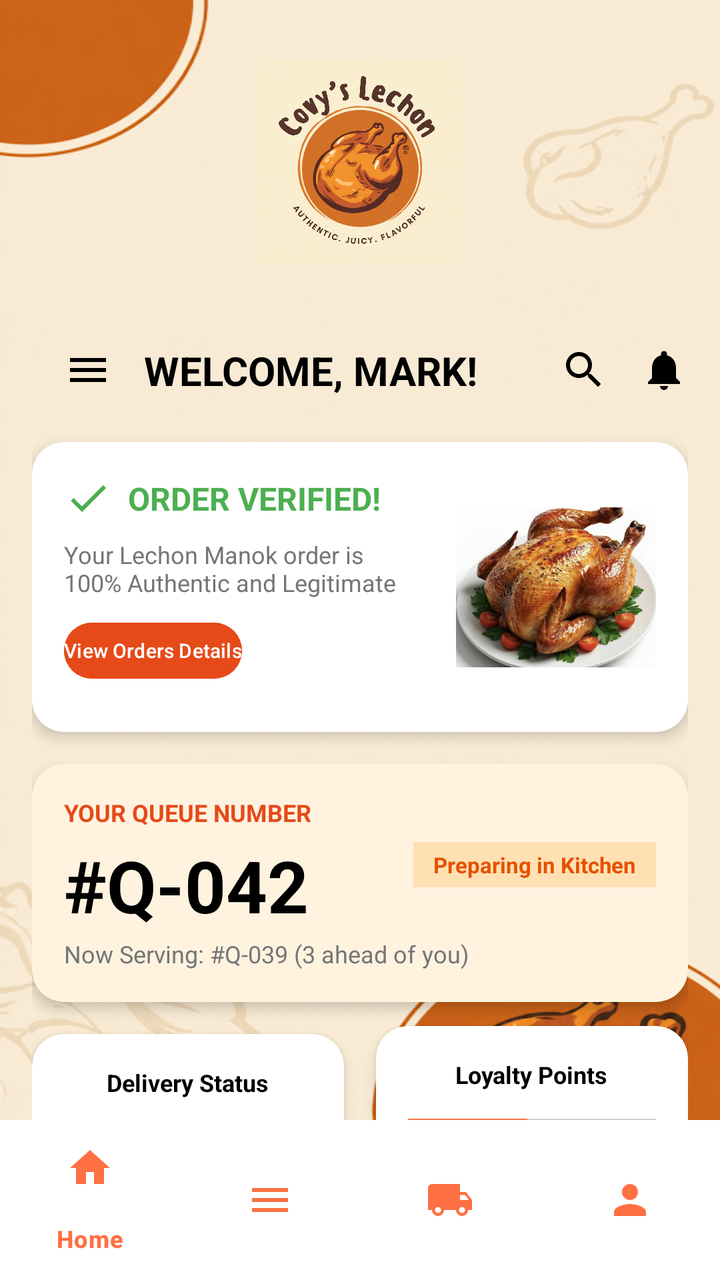
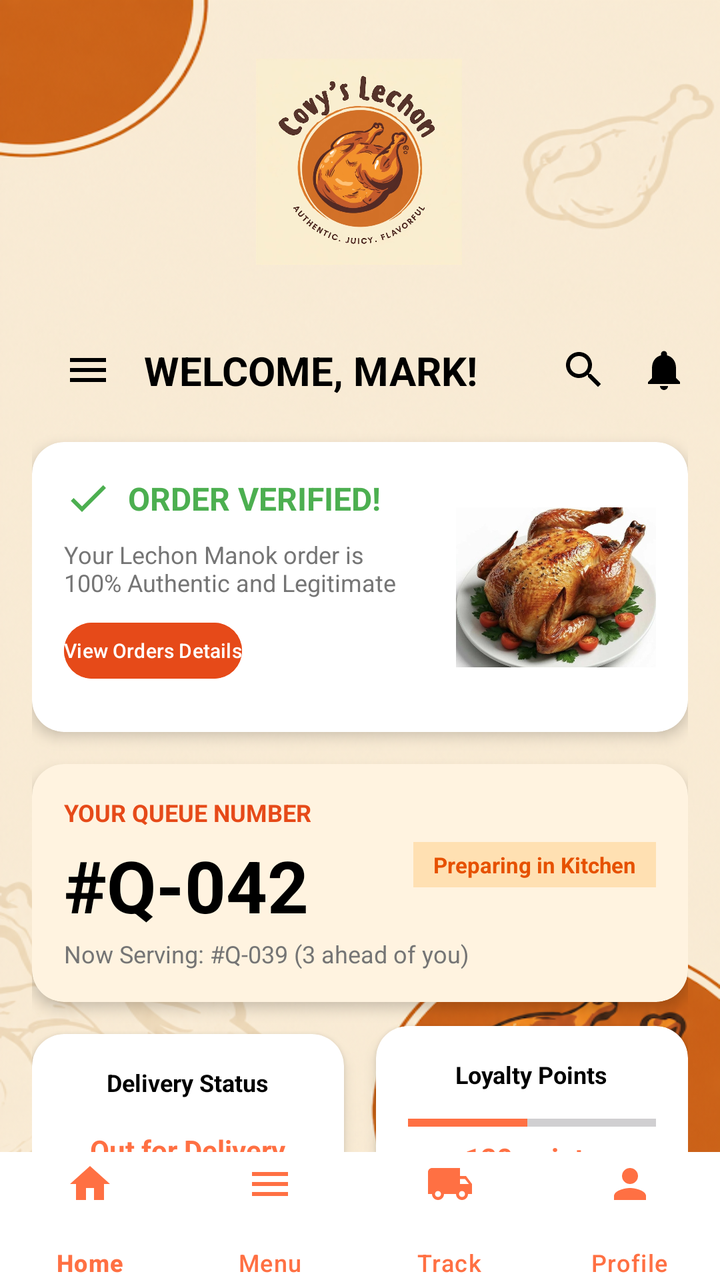

Two renders of the same Android screen: before a commit and after it. Below are the layout's source before the change and the commit's diff.
<!-- AndroidManifest.xml: application theme Theme.CoyvSplashScreen -->
<!-- res/layout/activity_dashboard.xml -->
<?xml version="1.0" encoding="utf-8"?>
<androidx.constraintlayout.widget.ConstraintLayout xmlns:android="http://schemas.android.com/apk/res/android"
    xmlns:app="http://schemas.android.com/apk/res-auto"
    xmlns:tools="http://schemas.android.com/tools"
    android:id="@+id/main"
    android:layout_width="match_parent"
    android:layout_height="match_parent"
    android:background="@drawable/signinbackgoundimage"
    tools:context=".DashBoardActivity">

    
    <View
        android:id="@+id/view_decoration"
        android:layout_width="200dp"
        android:layout_height="200dp"
        android:layout_marginStart="-80dp"
        android:layout_marginTop="-80dp"
        android:alpha="0.3"
        app:layout_constraintStart_toStartOf="parent"
        app:layout_constraintTop_toTopOf="parent" />

    <androidx.core.widget.NestedScrollView
        android:layout_width="match_parent"
        android:layout_height="0dp"
        app:layout_constraintBottom_toTopOf="@+id/bottom_navigation"
        app:layout_constraintTop_toTopOf="parent">

        <androidx.constraintlayout.widget.ConstraintLayout
            android:layout_width="match_parent"
            android:layout_height="wrap_content"
            android:padding="@dimen/padding_medium">

            

            <ImageView
                android:id="@+id/covylogo"
                android:layout_width="153dp"
                android:layout_height="103dp"
                android:layout_marginTop="10dp"
                android:layout_marginBottom="36dp"
                android:contentDescription="Covy Lechon Logo"
                android:src="@drawable/logo"
                app:layout_constraintBottom_toTopOf="@+id/tv_welcome"
                app:layout_constraintEnd_toEndOf="parent"
                app:layout_constraintHorizontal_bias="0.498"
                app:layout_constraintStart_toStartOf="parent"
                app:layout_constraintTop_toTopOf="parent" />

            
            <ImageButton
                android:id="@+id/btn_menu_top"
                android:layout_width="@dimen/icon_size"
                android:layout_height="@dimen/icon_size"
                android:layout_marginStart="16dp"
                android:layout_marginTop="157dp"
                android:layout_marginEnd="16dp"
                android:layout_marginBottom="24dp"
                android:background="?attr/selectableItemBackgroundBorderless"
                android:src="@drawable/ic_menu"
                app:layout_constraintBottom_toTopOf="@+id/cv_verified"
                app:layout_constraintEnd_toStartOf="@+id/tv_welcome"
                app:layout_constraintStart_toStartOf="parent"
                app:layout_constraintTop_toTopOf="parent" />

            <TextView
                android:id="@+id/tv_welcome"
                android:layout_width="wrap_content"
                android:layout_height="wrap_content"
                android:layout_marginStart="@dimen/padding_medium"
                android:text="WELCOME, MARK!"
                android:textColor="@color/black"
                android:textSize="20sp"
                android:textStyle="bold"
                app:layout_constraintBottom_toBottomOf="@+id/btn_menu_top"
                app:layout_constraintStart_toEndOf="@+id/btn_menu_top"
                app:layout_constraintTop_toTopOf="@+id/btn_menu_top" />

            <ImageButton
                android:id="@+id/btn_notification"
                android:layout_width="@dimen/icon_size"
                android:layout_height="@dimen/icon_size"
                android:background="?attr/selectableItemBackgroundBorderless"
                android:src="@drawable/ic_notifications"
                app:layout_constraintBottom_toBottomOf="@+id/btn_menu_top"
                app:layout_constraintEnd_toEndOf="parent"
                app:layout_constraintTop_toTopOf="@+id/btn_menu_top" />

            <ImageButton
                android:id="@+id/btn_search"
                android:layout_width="@dimen/icon_size"
                android:layout_height="@dimen/icon_size"
                android:layout_marginEnd="@dimen/padding_medium"
                android:background="?attr/selectableItemBackgroundBorderless"
                android:src="@drawable/ic_search"
                app:layout_constraintBottom_toBottomOf="@+id/btn_menu_top"
                app:layout_constraintEnd_toStartOf="@+id/btn_notification"
                app:layout_constraintTop_toTopOf="@+id/btn_menu_top" />

            
            <androidx.cardview.widget.CardView
                android:id="@+id/cv_verified"
                android:layout_width="match_parent"
                android:layout_height="wrap_content"
                android:layout_marginTop="@dimen/padding_large"
                app:cardCornerRadius="@dimen/corner_radius"
                app:cardElevation="@dimen/card_elevation"
                app:layout_constraintTop_toBottomOf="@+id/btn_menu_top">

                <androidx.constraintlayout.widget.ConstraintLayout
                    android:layout_width="match_parent"
                    android:layout_height="145dp"
                    android:padding="@dimen/padding_medium">

                    <ImageView
                        android:id="@+id/iv_check"
                        android:layout_width="24dp"
                        android:layout_height="24dp"
                        android:contentDescription="Verified"
                        android:src="@drawable/ic_check"
                        app:layout_constraintStart_toStartOf="parent"
                        app:layout_constraintTop_toTopOf="parent" />

                    <TextView
                        android:id="@+id/tv_verified_status"
                        android:layout_width="wrap_content"
                        android:layout_height="wrap_content"
                        android:layout_marginStart="@dimen/padding_small"
                        android:text="ORDER VERIFIED!"
                        android:textColor="@color/green_verified"
                        android:textSize="16sp"
                        android:textStyle="bold"
                        app:layout_constraintBottom_toBottomOf="@+id/iv_check"
                        app:layout_constraintStart_toEndOf="@+id/iv_check"
                        app:layout_constraintTop_toTopOf="@+id/iv_check" />

                    <TextView
                        android:id="@+id/tv_verified_desc"
                        android:layout_width="0dp"
                        android:layout_height="wrap_content"
                        android:layout_marginTop="@dimen/padding_small"
                        android:text="Your Lechon Manok order is\n100% Authentic and Legitimate"
                        android:textColor="@color/text_grey"
                        android:textSize="12sp"
                        app:layout_constraintEnd_toStartOf="@+id/iv_verified_chicken"
                        app:layout_constraintStart_toStartOf="parent"
                        app:layout_constraintTop_toBottomOf="@+id/iv_check" />

                    <Button
                        android:id="@+id/btn_view_details"
                        android:layout_width="wrap_content"
                        android:layout_height="36dp"
                        android:layout_marginTop="@dimen/padding_small"
                        android:backgroundTint="@color/orange_dark"
                        android:padding="0dp"
                        android:text="View Orders Details"
                        android:textAllCaps="false"
                        android:textSize="10sp"
                        app:layout_constraintStart_toStartOf="parent"
                        app:layout_constraintTop_toBottomOf="@+id/tv_verified_desc" />

                    <ImageView
                        android:id="@+id/iv_verified_chicken"
                        android:layout_width="100dp"
                        android:layout_height="80dp"
                        android:scaleType="centerCrop"
                        android:src="@drawable/f423b4974f4dd7924f11f1bad41bf1b4"
                        app:layout_constraintBottom_toBottomOf="parent"
                        app:layout_constraintEnd_toEndOf="parent"
                        app:layout_constraintTop_toTopOf="parent" />
                </androidx.constraintlayout.widget.ConstraintLayout>
            </androidx.cardview.widget.CardView>

            
            <androidx.cardview.widget.CardView
                android:id="@+id/cv_queue"
                android:layout_width="match_parent"
                android:layout_height="wrap_content"
                android:layout_marginTop="@dimen/padding_medium"
                app:cardBackgroundColor="#FFF3E0"
                app:cardCornerRadius="@dimen/corner_radius"
                app:cardElevation="@dimen/card_elevation"
                app:layout_constraintTop_toBottomOf="@+id/cv_verified">

                <androidx.constraintlayout.widget.ConstraintLayout
                    android:layout_width="match_parent"
                    android:layout_height="wrap_content"
                    android:padding="@dimen/padding_medium">

                    <TextView
                        android:id="@+id/tv_queue_title"
                        android:layout_width="wrap_content"
                        android:layout_height="wrap_content"
                        android:text="YOUR QUEUE NUMBER"
                        android:textColor="@color/orange_dark"
                        android:textSize="12sp"
                        android:textStyle="bold"
                        app:layout_constraintStart_toStartOf="parent"
                        app:layout_constraintTop_toTopOf="parent" />

                    <TextView
                        android:id="@+id/tv_queue_number"
                        android:layout_width="wrap_content"
                        android:layout_height="wrap_content"
                        android:layout_marginTop="4dp"
                        android:text="#Q-042"
                        android:textColor="@color/black"
                        android:textSize="36sp"
                        android:textStyle="bold"
                        app:layout_constraintStart_toStartOf="parent"
                        app:layout_constraintTop_toBottomOf="@+id/tv_queue_title" />

                    <TextView
                        android:id="@+id/tv_now_serving"
                        android:layout_width="wrap_content"
                        android:layout_height="wrap_content"
                        android:layout_marginTop="2dp"
                        android:text="Now Serving: #Q-039 (3 ahead of you)"
                        android:textColor="@color/text_grey"
                        android:textSize="12sp"
                        app:layout_constraintStart_toStartOf="parent"
                        app:layout_constraintTop_toBottomOf="@+id/tv_queue_number" />

                    <TextView
                        android:id="@+id/tv_queue_status_badge"
                        android:layout_width="wrap_content"
                        android:layout_height="wrap_content"
                        android:background="#FFE0B2"
                        android:paddingHorizontal="10dp"
                        android:paddingVertical="4dp"
                        android:text="Preparing in Kitchen"
                        android:textColor="#E65100"
                        android:textSize="11sp"
                        android:textStyle="bold"
                        app:layout_constraintBottom_toBottomOf="@+id/tv_queue_number"
                        app:layout_constraintEnd_toEndOf="parent"
                        app:layout_constraintTop_toTopOf="@+id/tv_queue_title" />

                </androidx.constraintlayout.widget.ConstraintLayout>
            </androidx.cardview.widget.CardView>

            
            <androidx.cardview.widget.CardView
                android:id="@+id/cv_status"
                android:layout_width="0dp"
                android:layout_height="wrap_content"
                android:layout_marginTop="@dimen/padding_medium"
                android:layout_marginEnd="@dimen/padding_small"
                app:cardCornerRadius="@dimen/corner_radius"
                app:cardElevation="@dimen/card_elevation"
                app:layout_constraintEnd_toStartOf="@+id/cv_loyalty"
                app:layout_constraintStart_toStartOf="parent"
                app:layout_constraintTop_toBottomOf="@+id/cv_queue">

                <LinearLayout
                    android:layout_width="match_parent"
                    android:layout_height="wrap_content"
                    android:gravity="center"
                    android:orientation="vertical"
                    android:padding="@dimen/padding_medium">

                    <TextView
                        android:layout_width="wrap_content"
                        android:layout_height="wrap_content"
                        android:text="Delivery Status"
                        android:textColor="@color/black"
                        android:textSize="12sp"
                        android:textStyle="bold" />

                    <TextView
                        android:layout_width="wrap_content"
                        android:layout_height="wrap_content"
                        android:layout_marginTop="16dp"
                        android:text="Out for Delivery"
                        android:textColor="@color/orange_primary"
                        android:textSize="14sp"
                        android:textStyle="bold" />

                    <TextView
                        android:layout_width="wrap_content"
                        android:layout_height="wrap_content"
                        android:text="Est. 15 mins remaining"
                        android:textColor="@color/text_grey"
                        android:textSize="10sp" />
                </LinearLayout>
            </androidx.cardview.widget.CardView>

            <androidx.cardview.widget.CardView
                android:id="@+id/cv_loyalty"
                android:layout_width="0dp"
                android:layout_height="wrap_content"
                android:layout_marginStart="@dimen/padding_small"
                app:cardCornerRadius="@dimen/corner_radius"
                app:cardElevation="@dimen/card_elevation"
                app:layout_constraintBottom_toBottomOf="@+id/cv_status"
                app:layout_constraintEnd_toEndOf="parent"
                app:layout_constraintStart_toEndOf="@+id/cv_status"
                app:layout_constraintTop_toTopOf="@+id/cv_status">

                <LinearLayout
                    android:layout_width="match_parent"
                    android:layout_height="wrap_content"
                    android:gravity="center"
                    android:orientation="vertical"
                    android:padding="@dimen/padding_medium">

                    <TextView
                        android:layout_width="wrap_content"
                        android:layout_height="wrap_content"
                        android:text="Loyalty Points"
                        android:textColor="@color/black"
                        android:textSize="12sp"
                        android:textStyle="bold" />

                    <ProgressBar
                        style="?android:attr/progressBarStyleHorizontal"
                        android:layout_width="match_parent"
                        android:layout_height="wrap_content"
                        android:layout_marginTop="@dimen/padding_small"
                        android:progress="120"
                        android:max="250"
                        android:progressTint="@color/orange_primary" />

                    <TextView
                        android:layout_width="wrap_content"
                        android:layout_height="wrap_content"
                        android:text="120 points"
                        android:textColor="@color/orange_primary"
                        android:textSize="14sp"
                        android:textStyle="bold" />

                    <TextView
                        android:layout_width="wrap_content"
                        android:layout_height="wrap_content"
                        android:text="250 to free chicken"
                        android:textColor="@color/text_grey"
                        android:textSize="10sp" />
                </LinearLayout>
            </androidx.cardview.widget.CardView>

            
            <TextView
                android:id="@+id/tv_recent_orders"
                android:layout_width="wrap_content"
                android:layout_height="wrap_content"
                android:layout_marginTop="@dimen/padding_large"
                android:text="My Recent Orders"
                android:textSize="18sp"
                android:textStyle="bold"
                app:layout_constraintStart_toStartOf="parent"
                app:layout_constraintTop_toBottomOf="@+id/cv_status" />

            <TextView
                android:id="@+id/tv_view_all"
                android:layout_width="wrap_content"
                android:layout_height="wrap_content"
                android:text="View All"
                android:textColor="@color/orange_primary"
                app:layout_constraintBottom_toBottomOf="@+id/tv_recent_orders"
                app:layout_constraintEnd_toEndOf="parent"
                app:layout_constraintTop_toTopOf="@+id/tv_recent_orders" />

            <androidx.cardview.widget.CardView
                android:id="@+id/cv_order_item"
                android:layout_width="match_parent"
                android:layout_height="wrap_content"
                android:layout_marginTop="@dimen/padding_medium"
                app:cardCornerRadius="@dimen/corner_radius"
                app:cardElevation="@dimen/card_elevation"
                app:layout_constraintTop_toBottomOf="@+id/tv_recent_orders">

                <androidx.constraintlayout.widget.ConstraintLayout
                    android:layout_width="match_parent"
                    android:layout_height="wrap_content"
                    android:padding="@dimen/padding_small">

                    <androidx.cardview.widget.CardView
                        android:id="@+id/cv_order_img_container"
                        android:layout_width="80dp"
                        android:layout_height="80dp"
                        app:cardCornerRadius="8dp"
                        app:layout_constraintStart_toStartOf="parent"
                        app:layout_constraintTop_toTopOf="parent">

                        <ImageView
                            android:id="@+id/iv_order_img"
                            android:layout_width="match_parent"
                            android:layout_height="match_parent"
                            android:contentDescription="Order Image"
                            android:scaleType="centerCrop"
                            android:src="@drawable/f423b4974f4dd7924f11f1bad41bf1b4" />
                    </androidx.cardview.widget.CardView>

                    <TextView
                        android:id="@+id/tv_order_name"
                        android:layout_width="0dp"
                        android:layout_height="wrap_content"
                        android:layout_marginStart="@dimen/padding_medium"
                        android:text="Lechon Manok (Whole)"
                        android:textColor="@color/black"
                        android:textStyle="bold"
                        app:layout_constraintEnd_toStartOf="@+id/iv_order_arrow"
                        app:layout_constraintStart_toEndOf="@+id/cv_order_img_container"
                        app:layout_constraintTop_toTopOf="parent" />

                    <TextView
                        android:id="@+id/tv_order_id"
                        android:layout_width="wrap_content"
                        android:layout_height="wrap_content"
                        android:text="ID: #123"
                        android:textColor="@color/text_grey"
                        android:textSize="12sp"
                        app:layout_constraintStart_toStartOf="@+id/tv_order_name"
                        app:layout_constraintTop_toBottomOf="@+id/tv_order_name" />

                    <TextView
                        android:id="@+id/tv_order_date"
                        android:layout_width="wrap_content"
                        android:layout_height="wrap_content"
                        android:text="Dec 23, 2023 - 10:30 AM"
                        android:textColor="@color/text_grey"
                        android:textSize="12sp"
                        app:layout_constraintStart_toStartOf="@+id/tv_order_name"
                        app:layout_constraintTop_toBottomOf="@+id/tv_order_id" />

                    <TextView
                        android:id="@+id/tv_order_status"
                        android:layout_width="wrap_content"
                        android:layout_height="wrap_content"
                        android:layout_marginTop="4dp"
                        android:background="#D5F5E3"
                        android:paddingHorizontal="8dp"
                        android:paddingVertical="2dp"
                        android:text="Delivered"
                        android:textColor="#27AE60"
                        android:textSize="10sp"
                        android:textStyle="bold"
                        app:layout_constraintStart_toStartOf="@+id/tv_order_name"
                        app:layout_constraintTop_toBottomOf="@+id/tv_order_date" />

                    <ImageView
                        android:id="@+id/iv_order_arrow"
                        android:layout_width="24dp"
                        android:layout_height="24dp"
                        android:src="@android:drawable/ic_media_play"
                        app:layout_constraintBottom_toBottomOf="parent"
                        app:layout_constraintEnd_toEndOf="parent"
                        app:layout_constraintTop_toTopOf="parent"
                        app:tint="@color/black" />
                </androidx.constraintlayout.widget.ConstraintLayout>
            </androidx.cardview.widget.CardView>

            
            <Button
                android:id="@+id/btn_place_order"
                android:layout_width="match_parent"
                android:layout_height="60dp"
                android:layout_marginTop="10dp"
                android:layout_marginBottom="4dp"
                android:backgroundTint="@color/orange_primary"
                android:text="Place New Order"
                android:textColor="@color/white"
                app:cornerRadius="@dimen/corner_radius"
                app:layout_constraintBottom_toBottomOf="parent"
                app:layout_constraintTop_toBottomOf="@+id/cv_order_item"
                app:layout_constraintVertical_bias="0.0"
                tools:layout_editor_absoluteX="16dp" />

        </androidx.constraintlayout.widget.ConstraintLayout>
    </androidx.core.widget.NestedScrollView>

    <com.google.android.material.bottomnavigation.BottomNavigationView
        android:id="@+id/bottom_navigation"
        android:layout_width="match_parent"
        android:layout_height="wrap_content"
        android:background="@color/white"
        app:itemIconTint="@color/orange_primary"
        app:itemTextColor="@color/orange_primary"
        app:layout_constraintBottom_toBottomOf="parent"
        app:menu="@menu/bottom_nav_menu" />

</androidx.constraintlayout.widget.ConstraintLayout>
<!-- resources referenced by this layout -->
<resources>
  <color name="black">#FF000000</color>
  <color name="green_verified">#4CAF50</color>
  <color name="orange_dark">#E64A19</color>
  <color name="orange_primary">#FF7043</color>
  <color name="text_grey">#757575</color>
  <color name="white">#FFFFFFFF</color>
  <dimen name="card_elevation">4dp</dimen>
  <dimen name="corner_radius">16dp</dimen>
  <dimen name="icon_size">24dp</dimen>
  <dimen name="padding_large">24dp</dimen>
  <dimen name="padding_medium">16dp</dimen>
  <dimen name="padding_small">8dp</dimen>
  <!-- drawable f423b4974f4dd7924f11f1bad41bf1b4: jpg bitmap (drawable, 122413 bytes) -->
  <!-- drawable ic_check (drawable) -->
  <vector xmlns:android="http://schemas.android.com/apk/res/android"
      android:width="24dp"
      android:height="24dp"
      android:viewportWidth="24"
      android:viewportHeight="24">
      <path
          android:fillColor="#4CAF50"
          android:pathData="M9,16.17L4.83,12l-1.42,1.41L9,19 21,7l-1.41,-1.41z" />
  </vector>
  <!-- drawable ic_menu (drawable) -->
  <vector xmlns:android="http://schemas.android.com/apk/res/android"
      android:width="24dp"
      android:height="24dp"
      android:viewportWidth="24"
      android:viewportHeight="24">
      <path
          android:fillColor="#000000"
          android:pathData="M3,18h18v-2H3V18z M3,13h18v-2H3V13z M3,6v2h18V6H3z" />
  </vector>
  <!-- drawable ic_notifications (drawable) -->
  <vector xmlns:android="http://schemas.android.com/apk/res/android"
      android:width="24dp"
      android:height="24dp"
      android:viewportWidth="24"
      android:viewportHeight="24">
      <path
          android:fillColor="#000000"
          android:pathData="M12,22c1.1,0 2,-0.9 2,-2h-4c0,1.1 0.89,2 2,2zm6,-6v-5c0,-3.07 -1.64,-5.64 -4.5,-6.32V4c0,-0.83 -0.67,-1.5 -1.5,-1.5s-1.5,0.67 -1.5,1.5v0.68C7.63,5.36 6,7.92 6,11v5l-2,2v1h16v-1l-2,-2z" />
  </vector>
  <!-- drawable ic_search (drawable) -->
  <vector xmlns:android="http://schemas.android.com/apk/res/android"
      android:width="24dp"
      android:height="24dp"
      android:viewportWidth="24"
      android:viewportHeight="24">
      <path
          android:fillColor="#000000"
          android:pathData="M15.5,14h-0.79l-0.28,-0.27C15.41,12.59 16,11.11 16,9.5 16,5.91 13.09,3 9.5,3S3,5.91 3,9.5 5.91,16 9.5,16c1.61,0 3.09,-0.59 4.23,-1.57l0.27,0.28v0.79l5,4.99L20.49,19l-4.99,-5zm-6,0C7.01,14 5,11.99 5,9.5S7.01,5 9.5,5 14,7.01 14,9.5 11.99,14 9.5,14z" />
  </vector>
  <!-- drawable logo: jpg bitmap (drawable, 98396 bytes) -->
  <!-- drawable signinbackgoundimage: png bitmap (drawable, 391030 bytes) -->
  <style name="Theme.CoyvSplashScreen" parent="Base.Theme.CoyvSplashScreen" />
  <style name="Base.Theme.CoyvSplashScreen" parent="Theme.Material3.DayNight.NoActionBar">
          
          
      </style>
</resources>

<!-- the commit's change to res/layout/activity_dashboard.xml (unified diff, before → after) -->
@@ -471,10 +471,14 @@
     <com.google.android.material.bottomnavigation.BottomNavigationView
         android:id="@+id/bottom_navigation"
         android:layout_width="match_parent"
-        android:layout_height="wrap_content"
+        android:layout_height="64dp"
         android:background="@color/white"
         app:itemIconTint="@color/orange_primary"
         app:itemTextColor="@color/orange_primary"
+        app:labelVisibilityMode="labeled"
+        app:itemIconSize="24dp"
+        app:itemPaddingTop="4dp"
+        app:itemPaddingBottom="4dp"
         app:layout_constraintBottom_toBottomOf="parent"
         app:menu="@menu/bottom_nav_menu" />
 
